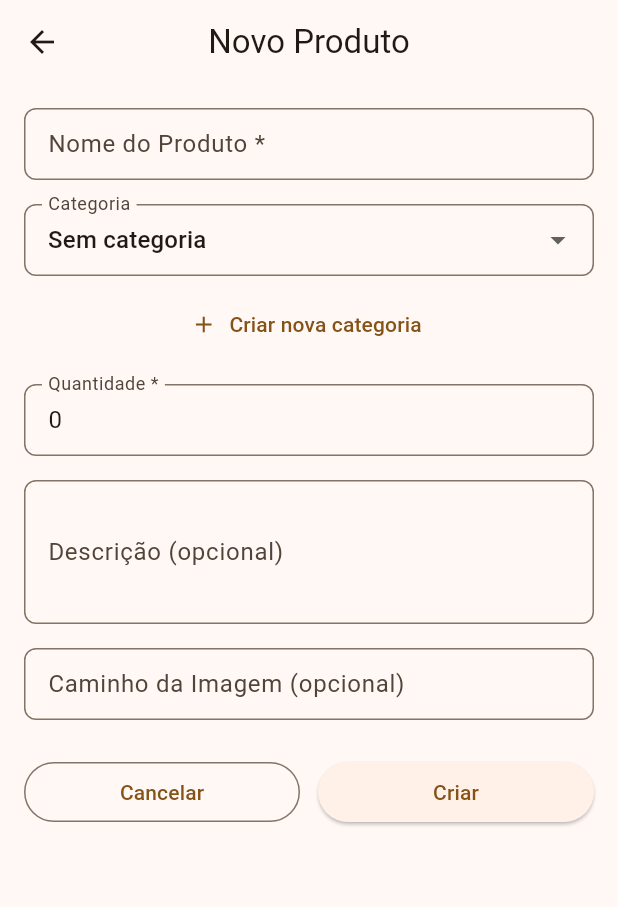
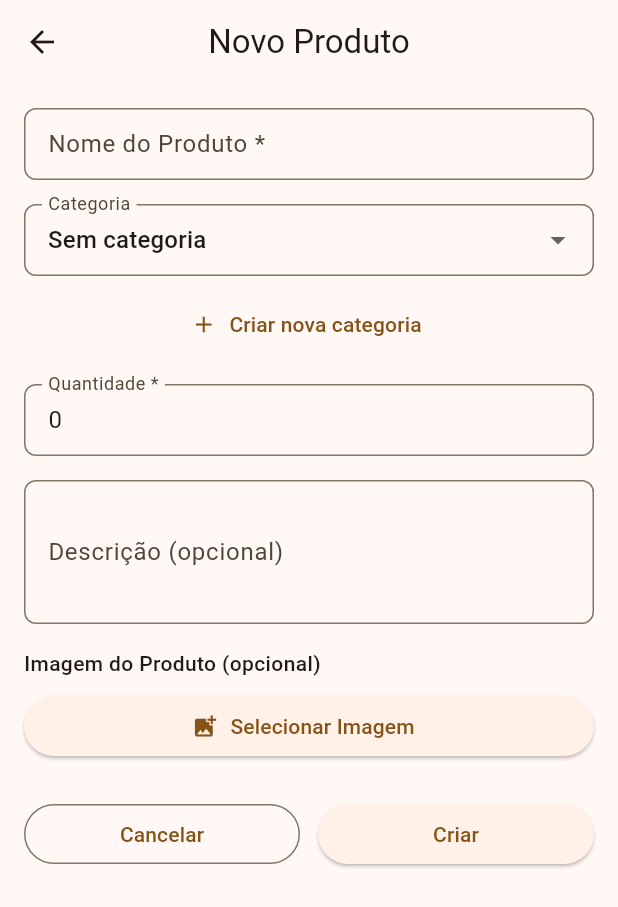
Before and after one commit to davicardoso5524/contador_app, a Flutter app: the ProductEditorPage screen opened directly, on a phone screen of 412 x 824 dp. Shown: the top 907 px of the screen. Run offline on Flutter 3.47's test engine with Material 3 defaults, Android fonts, the phone set to English and light mode, and no system bars; our stand-ins replace image_picker, pdf, share_plus, shared_preferences; accounts and stored records are empty.

Commit message:
feat(product): add image picker to replace manual image path entry

```diff
--- a/lib/pages/product_editor_page.dart
+++ b/lib/pages/product_editor_page.dart
@@ -1,6 +1,9 @@
 // lib/pages/product_editor_page.dart
 // Página para criar/editar produtos com formulário e validações
 import 'package:flutter/material.dart';
+import 'dart:io';
+import 'package:image_picker/image_picker.dart';
+import 'package:path_provider/path_provider.dart';
 import '../models/product.dart';
 import '../models/category.dart';
 import '../services/inventory_service.dart';
@@ -20,10 +23,11 @@ class _ProductEditorPageState extends State<ProductEditorPage> {
   late TextEditingController _nameController;
   late TextEditingController _quantityController;
   late TextEditingController _descriptionController;
-  late TextEditingController _imagePathController;
+  final ImagePicker _imagePicker = ImagePicker();
 
   List<Category> _categories = [];
   String? _selectedCategoryId;
+  String? _selectedImagePath;
   bool _loading = true;
   bool _isSubmitting = false;
 
@@ -37,9 +41,7 @@ class _ProductEditorPageState extends State<ProductEditorPage> {
     _descriptionController = TextEditingController(
       text: widget.product?.description ?? '',
     );
-    _imagePathController = TextEditingController(
-      text: widget.product?.imagePath ?? '',
-    );
+    _selectedImagePath = widget.product?.imagePath;
     _selectedCategoryId = widget.product?.categoryId;
     _loadCategories();
   }
@@ -64,7 +66,6 @@ class _ProductEditorPageState extends State<ProductEditorPage> {
     _nameController.dispose();
     _quantityController.dispose();
     _descriptionController.dispose();
-    _imagePathController.dispose();
     super.dispose();
   }
 
@@ -98,9 +99,7 @@ class _ProductEditorPageState extends State<ProductEditorPage> {
         description: _descriptionController.text.trim().isEmpty
             ? null
             : _descriptionController.text.trim(),
-        imagePath: _imagePathController.text.trim().isEmpty
-            ? null
-            : _imagePathController.text.trim(),
+        imagePath: _selectedImagePath,
       );
 
       if (widget.product == null) {
@@ -146,6 +145,46 @@ class _ProductEditorPageState extends State<ProductEditorPage> {
         });
       }
     }
+  }
+
+  Future<void> _pickImage() async {
+    try {
+      final XFile? pickedFile = await _imagePicker.pickImage(
+        source: ImageSource.gallery,
+        maxWidth: 1024,
+        maxHeight: 1024,
+        imageQuality: 85,
+      );
+
+      if (pickedFile != null) {
+        // Copia a imagem para o diretório de aplicação
+        final appDir = await getApplicationDocumentsDirectory();
+        final imagesDir = Directory('${appDir.path}/product_images');
+        if (!await imagesDir.exists()) {
+          await imagesDir.create(recursive: true);
+        }
+
+        final fileName =
+            '${DateTime.now().millisecondsSinceEpoch}_${pickedFile.name}';
+        final savedImage = await File(
+          pickedFile.path,
+        ).copy('${imagesDir.path}/$fileName');
+
+        if (mounted) {
+          setState(() {
+            _selectedImagePath = savedImage.path;
+          });
+        }
+      }
+    } catch (e) {
+      _showError('Erro ao selecionar imagem: $e');
+    }
+  }
+
+  void _clearImage() {
+    setState(() {
+      _selectedImagePath = null;
+    });
   }
 
   @override
@@ -290,21 +329,64 @@ class _ProductEditorPageState extends State<ProductEditorPage> {
                     ),
                     const SizedBox(height: 16),
 
-                    // Caminho da Imagem (opcional)
-                    TextField(
-                      controller: _imagePathController,
-                      decoration: InputDecoration(
-                        labelText: 'Caminho da Imagem (opcional)',
-                        hintText: 'Ex: assets/images/coxinha.png',
-                        border: OutlineInputBorder(
-                          borderRadius: BorderRadius.circular(8),
+                    // Seleção de Imagem (opcional)
+                    Column(
+                      crossAxisAlignment: CrossAxisAlignment.stretch,
+                      children: [
+                        Text(
+                          'Imagem do Produto (opcional)',
+                          style: Theme.of(context).textTheme.bodyMedium
+                              ?.copyWith(fontWeight: FontWeight.w500),
                         ),
-                        contentPadding: const EdgeInsets.symmetric(
-                          horizontal: 12,
-                          vertical: 12,
-                        ),
-                      ),
-                      textInputAction: TextInputAction.done,
+                        const SizedBox(height: 8),
+                        if (_selectedImagePath != null)
+                          Column(
+                            crossAxisAlignment: CrossAxisAlignment.stretch,
+                            children: [
+                              Container(
+                                height: 200,
+                                decoration: BoxDecoration(
+                                  borderRadius: BorderRadius.circular(8),
+                                  border: Border.all(color: Colors.grey),
+                                ),
+                                child: ClipRRect(
+                                  borderRadius: BorderRadius.circular(8),
+                                  child: Image.file(
+                                    File(_selectedImagePath!),
+                                    fit: BoxFit.cover,
+                                  ),
+                                ),
+                              ),
+                              const SizedBox(height: 8),
+                              Row(
+                                children: [
+                                  Expanded(
+                                    child: ElevatedButton.icon(
+                                      onPressed: _pickImage,
+                                      icon: const Icon(Icons.image),
+                                      label: const Text('Trocar Imagem'),
+                                    ),
+                                  ),
+                                  const SizedBox(width: 8),
+                                  ElevatedButton.icon(
+                                    onPressed: _clearImage,
+                                    icon: const Icon(Icons.close),
+                                    style: ElevatedButton.styleFrom(
+                                      backgroundColor: Colors.red,
+                                    ),
+                                    label: const Text('Remover'),
+                                  ),
+                                ],
+                              ),
+                            ],
+                          )
+                        else
+                          ElevatedButton.icon(
+                            onPressed: _pickImage,
+                            icon: const Icon(Icons.add_photo_alternate),
+                            label: const Text('Selecionar Imagem'),
+                          ),
+                      ],
                     ),
                     const SizedBox(height: 24),
 
--- a/pubspec.yaml
+++ b/pubspec.yaml
@@ -18,6 +18,7 @@ dependencies:
   printing: ^5.10.3
   path_provider: ^2.0.11
   share_plus: ^12.0.1
+  image_picker: ^1.0.0
 
 dev_dependencies:
   flutter_test:
```
